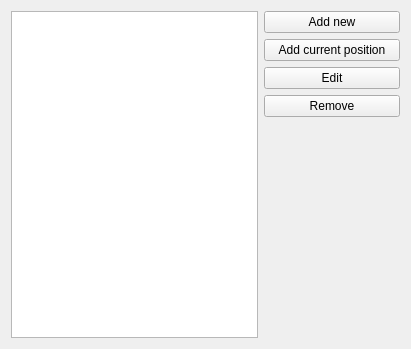
Above: mrvk_gui/ui/Widgets/MoveBase/WaypointsTableWidget.ui from MatejBartosovic/mrvk_project before the change. Below: the same form after it.
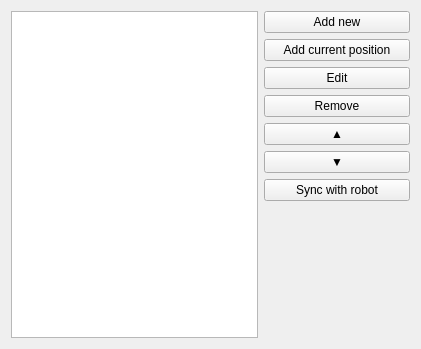
That is the form after the change.

Commit message: gui interface done, table of waypoints done

```diff
--- a/mrvk_gui/ui/Widgets/MoveBase/WaypointsTableWidget.ui
+++ b/mrvk_gui/ui/Widgets/MoveBase/WaypointsTableWidget.ui
@@ -6,7 +6,7 @@
    <rect>
     <x>0</x>
     <y>0</y>
-    <width>411</width>
+    <width>421</width>
     <height>349</height>
    </rect>
   </property>
@@ -66,6 +66,27 @@
        </property>
       </widget>
      </item>
+     <item>
+      <widget class="QPushButton" name="btnMoveUp">
+       <property name="text">
+        <string>▲</string>
+       </property>
+      </widget>
+     </item>
+     <item>
+      <widget class="QPushButton" name="btnMoveDown">
+       <property name="text">
+        <string>▼</string>
+       </property>
+      </widget>
+     </item>
+     <item>
+      <widget class="QPushButton" name="btnSyncTable">
+       <property name="text">
+        <string>Sync with robot</string>
+       </property>
+      </widget>
+     </item>
      <item>
       <spacer name="verticalSpacer">
        <property name="orientation">
```
The commit also changes 10 other files.
